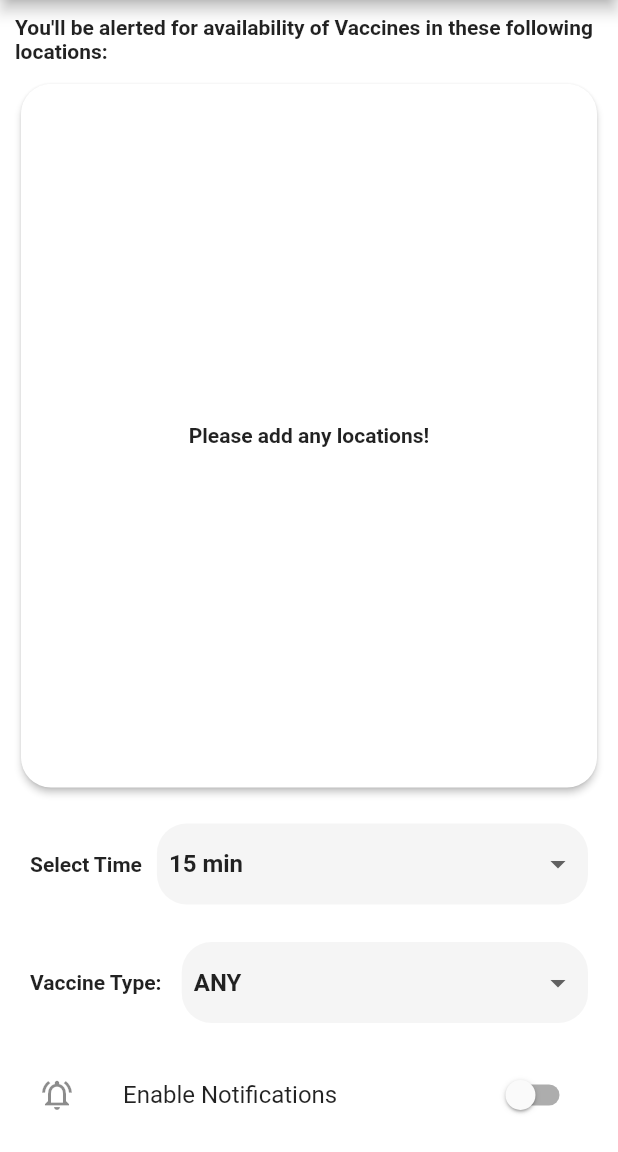
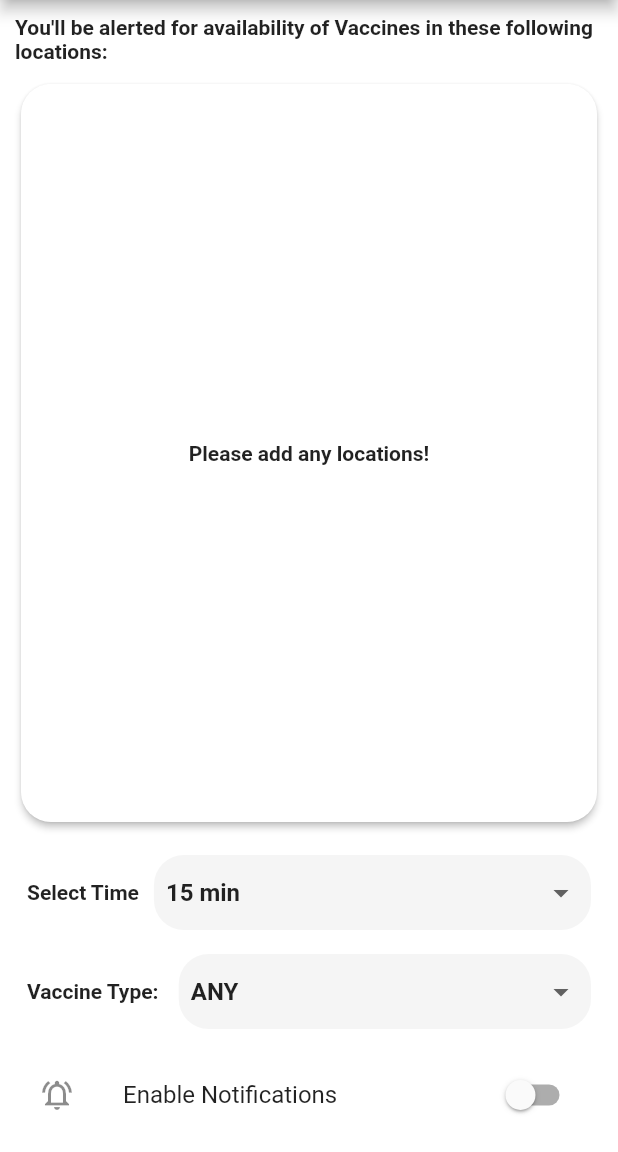
Before and after one commit to MakeshVineeth/cowin_track_availability, a Flutter app: the AlertScreen screen opened by its route, on a phone screen of 412 x 824 dp, the part 84-1236 px from its top. Run offline on Flutter 3.47's test engine with Material 2 defaults, Android fonts, the phone set to English and light mode, and no system bars; our stand-ins replace adaptive_theme, flutter_local_notifications, flutter_markdown, flutter_speed_dial, loading_indicator, shared_preferences and 1 more; missing offline and left inert: background_fetch, device_apps, expand_widget, flutter_scroll_to_top, in_app_update; accounts and stored records are empty; network calls fail.

Commit message:
New Features #1

```diff
--- a/lib/commons.dart
+++ b/lib/commons.dart
@@ -26,6 +26,9 @@ class CommonData {
   static final String coWin = 'com.cowinapp.app';
   static final String vaccineHintText = 'Vaccine Type: ';
   static final String dateFormat = 'dd-MM-yyyy';
+
+  static final String versionPref = 'versionPref';
+  static final String versionAsset = 'assets/version.txt';
 
   static final Map<String, int> intervals = {
     '15 min': 15,
--- a/lib/screens/floatingActions/VaccineAlerts/alert_screen.dart
+++ b/lib/screens/floatingActions/VaccineAlerts/alert_screen.dart
@@ -123,14 +123,13 @@ class _AlertScreenState extends State<AlertScreen> {
               onChangeEvent: setInterval,
               hintText: 'Select Time',
             ),
-            SizedBox(height: 5),
             GenericTypeDropDown(
               list: _databaseProvider.vaccinesList,
               value: selectedVaccine,
               onChangeEvent: setVaccineType,
               hintText: CommonData.vaccineHintText,
             ),
-            SizedBox(height: 10),
+            SizedBox(height: 8),
             SwitchListTile(
               title: Text('Enable Notifications'),
               secondary: Icon(Icons.notifications_active_outlined),
--- a/lib/screens/floatingActions/VaccineAlerts/vaccineDropDown.dart
+++ b/lib/screens/floatingActions/VaccineAlerts/vaccineDropDown.dart
@@ -24,7 +24,7 @@ class _GenericTypeDropDownState extends State<GenericTypeDropDown> {
   @override
   Widget build(BuildContext context) {
     return Padding(
-      padding: const EdgeInsets.all(10.0),
+      padding: const EdgeInsets.all(8.0),
       child: Row(
         children: [
           Text(
@@ -46,11 +46,12 @@ class _GenericTypeDropDownState extends State<GenericTypeDropDown> {
               ),
               child: Padding(
                 padding: EdgeInsets.symmetric(
-                    horizontal: 8,
-                    vertical: MediaQuery.of(context).orientation ==
-                            Orientation.portrait
-                        ? 3
-                        : 0),
+                  horizontal: 8,
+                  vertical:
+                      MediaQuery.of(context).orientation == Orientation.portrait
+                          ? 1
+                          : 0,
+                ),
                 child: DropdownButtonHideUnderline(
                   child: _dropDownBtnGeneric(
                     value: widget.value,
--- a/lib/screens/floatingActions/VaccineAlerts/vaccine_alert_functions.dart
+++ b/lib/screens/floatingActions/VaccineAlerts/vaccine_alert_functions.dart
@@ -9,6 +9,18 @@ import 'package:sqflite/sqflite.dart';
 
 class VaccineAlertClass {
   final DataFunctions _dataFunctions = DataFunctions();
+  static const AndroidNotificationDetails androidPlatformChannelSpecifics =
+      AndroidNotificationDetails(
+    'vaccine_alert_1',
+    'makesh_tech_vaccine_tracker',
+    'Displays Vaccine Alerts!',
+    importance: Importance.max,
+    priority: Priority.high,
+    showWhen: false,
+  );
+
+  static const NotificationDetails platformChannelSpecifics =
+      NotificationDetails(android: androidPlatformChannelSpecifics);
 
   Future<void> getAlert({Database database}) async {
     try {
@@ -64,17 +76,6 @@ class VaccineAlertClass {
       }
 
       if (_available.isNotEmpty) {
-        const AndroidNotificationDetails androidPlatformChannelSpecifics =
-            AndroidNotificationDetails(
-          'vaccine_alert_1',
-          'makesh_tech_vaccine_tracker',
-          'Displays Vaccine Alerts!',
-          importance: Importance.max,
-          priority: Priority.high,
-          showWhen: false,
-        );
-        const NotificationDetails platformChannelSpecifics =
-            NotificationDetails(android: androidPlatformChannelSpecifics);
         await flutterLocalNotificationsPlugin.show(
           0,
           'Vaccine Available!',
--- a/lib/screens/weekScreen/weekScreen.dart
+++ b/lib/screens/weekScreen/weekScreen.dart
@@ -120,6 +120,9 @@ class _WeekScreenState extends State<WeekScreen> {
           centres.addAll(allCenters);
         else
           centres.add(NotAvailableWidget('${district['districtName']}'));
+
+        centres.sort((a, b) =>
+            a.runtimeType.toString().compareTo(b.runtimeType.toString()));
       }
     } catch (_) {}
   }
```
Also changed, not shown: lib/global_functions.dart (+34 -0 lines), lib/interface/markdown.dart (added, +21 -0 lines), lib/screens/home.dart (+19 -0 lines), pubspec.yaml (+5 -2 lines), pubspec.lock, 2 other files.
